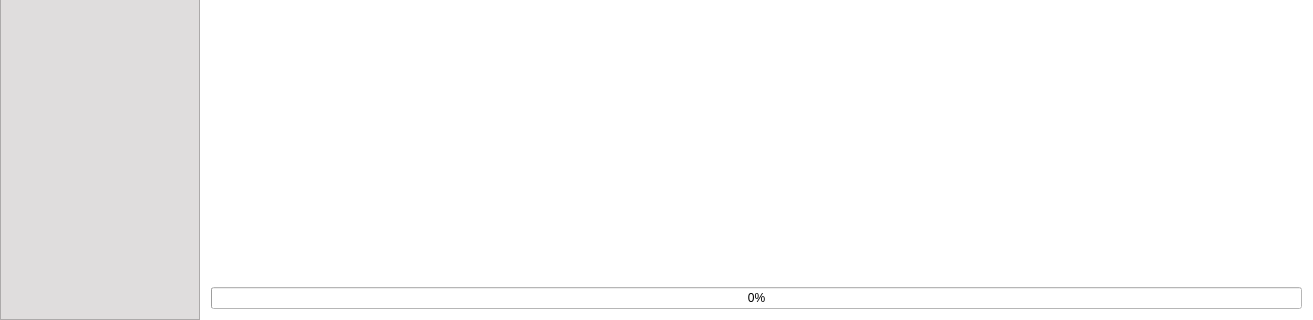
Above: nitrokeyapp/ui/mainwindow.ui from Nitrokey/nitrokey-app2 before the change; both pictures show x 0 to 1313 and y 533 to 853 of the 1313 by 853 pixel window. Below: the same form after it.
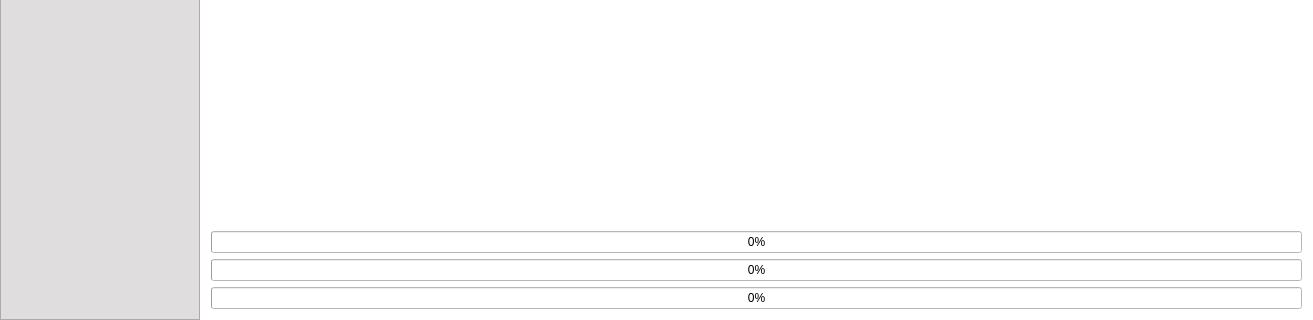
That is the form after the change. Icons and pictures are not drawn.

```diff
--- a/nitrokeyapp/ui/mainwindow.ui
+++ b/nitrokeyapp/ui/mainwindow.ui
@@ -429,6 +429,20 @@
         <string>Overview</string>
        </attribute>
        <layout class="QGridLayout" name="gridLayout_7">
+        <item row="2" column="0">
+         <widget class="QProgressBar" name="progressBar_Update">
+          <property name="value">
+           <number>0</number>
+          </property>
+         </widget>
+        </item>
+        <item row="1" column="0">
+         <widget class="QProgressBar" name="progressBar_Download">
+          <property name="value">
+           <number>0</number>
+          </property>
+         </widget>
+        </item>
         <item row="0" column="0">
          <widget class="QScrollArea" name="scrollArea_2">
           <property name="autoFillBackground">
@@ -459,7 +473,7 @@
              <x>0</x>
              <y>0</y>
              <width>1095</width>
-             <height>765</height>
+             <height>703</height>
             </rect>
            </property>
            <property name="sizePolicy">
@@ -644,8 +658,8 @@
           </widget>
          </widget>
         </item>
-        <item row="1" column="0">
-         <widget class="QProgressBar" name="progressBar_Update">
+        <item row="3" column="0">
+         <widget class="QProgressBar" name="progressBar_Finalization">
           <property name="value">
            <number>0</number>
           </property>
```
Left out of the diff: 2 changed lines with no effect on the pictures.
